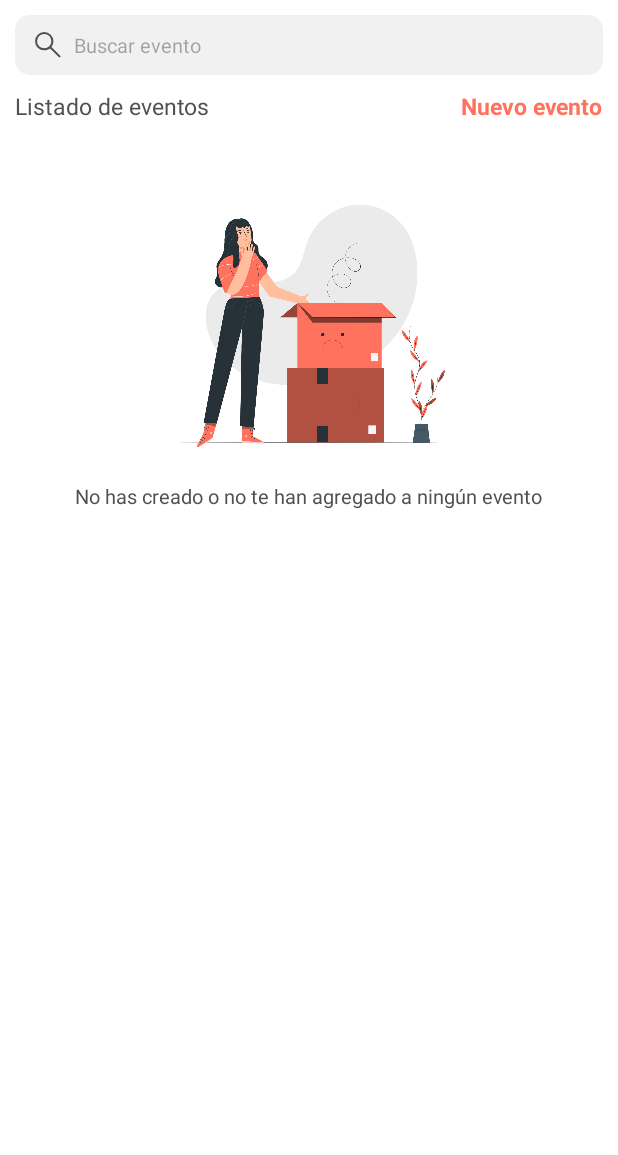
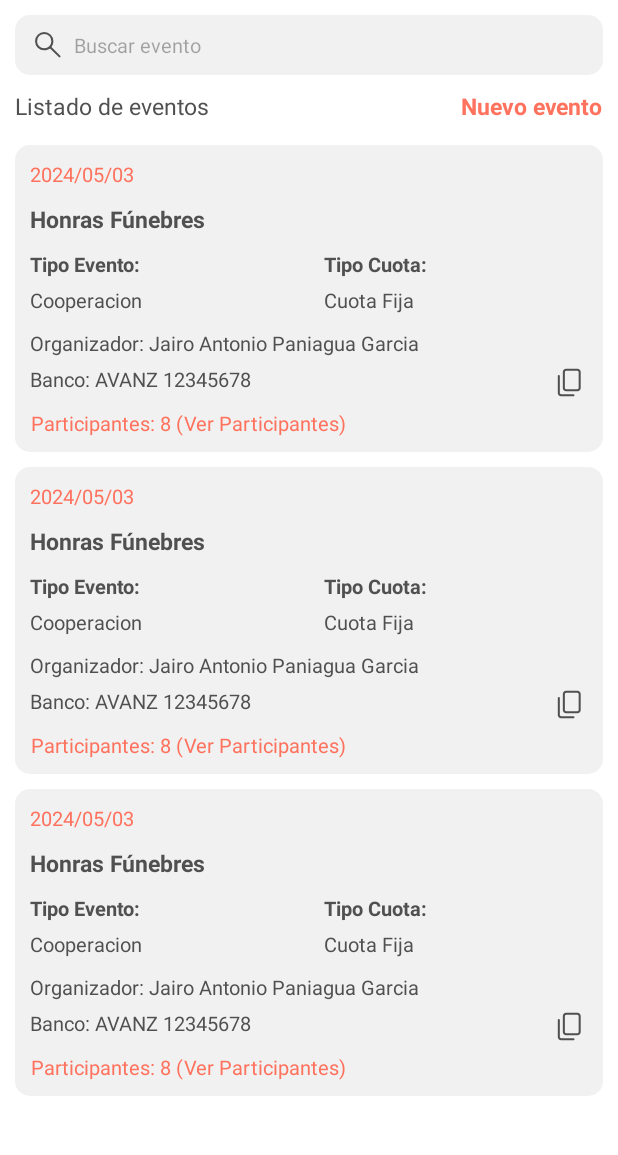
Before and after one commit to jey1322/Gastos-Compartidos, an Android app: the layout fragment_home.xml on its own in the app's theme, with its tools: preview values and no code run, on a phone screen of 412 x 824 dp, the part 71-1226 px from its top. Run offline under Robolectric (Android 15) with nearby library versions, the phone set to English and light mode, and no system bars.

Commit message:
mostramos la lista de eventos asociado

```diff
--- /dev/null
+++ b/GastosCompartidos/app/src/main/res/drawable/ic_copy.xml
@@ -0,0 +1,9 @@
+<vector xmlns:android="http://schemas.android.com/apk/res/android"
+    android:width="24dp"
+    android:height="24dp"
+    android:viewportWidth="960"
+    android:viewportHeight="960">
+  <path
+      android:fillColor="@color/text"
+      android:pathData="M375,698q-36.73,0 -61.36,-24.64Q289,648.73 289,612v-424q0,-36.72 24.64,-61.36Q338.27,102 375,102h304q36.72,0 61.36,24.64T765,188v424q0,36.73 -24.64,61.36Q715.72,698 679,698L375,698ZM375,644h304q12,0 22,-10t10,-22v-424q0,-12 -10,-22t-22,-10L375,156q-12,0 -22,10t-10,22v424q0,12 10,22t22,10ZM241,832q-36.73,0 -61.36,-24.64Q155,782.73 155,746v-451q0,-11 8,-19t19,-8q11,0 19,8t8,19v451q0,12 10,22t22,10h331q11,0 19,8t8,19q0,11 -8,19t-19,8L241,832ZM343,644v-488,488Z"/>
+</vector>
--- a/GastosCompartidos/app/src/main/res/layout/fragment_home.xml
+++ b/GastosCompartidos/app/src/main/res/layout/fragment_home.xml
@@ -90,15 +90,17 @@
         android:layout_width="match_parent"
         android:layout_height="wrap_content"
         android:id="@+id/rvEventos"
-        android:visibility="gone"
-        android:layout_marginTop="10dp"/>
+        android:visibility="visible"
+        tools:listitem="@layout/item_eventos"
+        android:layout_marginTop="5dp"
+        android:layout_marginBottom="5dp"/>
 
     <ImageView
         android:layout_width="match_parent"
         android:layout_height="200dp"
         android:src="@drawable/nodata"
         android:id="@+id/ivNoData"
-        android:visibility="visible"
+        android:visibility="gone"
         android:layout_marginTop="30dp"
         android:layout_marginHorizontal="10dp"/>
 
@@ -109,7 +111,7 @@
         android:textColor="@color/text"
         android:textSize="13dp"
         android:id="@+id/tvNoData"
-        android:visibility="visible"
+        android:visibility="gone"
         android:layout_marginTop="10dp"
         android:layout_marginHorizontal="10dp"
         android:layout_gravity="center_horizontal"/>
--- /dev/null
+++ b/GastosCompartidos/app/src/main/res/layout/item_eventos.xml
@@ -0,0 +1,167 @@
+<?xml version="1.0" encoding="utf-8"?>
+<LinearLayout xmlns:android="http://schemas.android.com/apk/res/android"
+    android:layout_width="match_parent"
+    xmlns:tools="http://schemas.android.com/tools"
+    xmlns:app="http://schemas.android.com/apk/res-auto"
+    android:orientation="vertical"
+    android:layout_marginTop="10dp"
+    android:layout_marginHorizontal="10dp"
+    android:background="@drawable/edittext"
+    android:layout_height="wrap_content">
+
+    <androidx.constraintlayout.widget.ConstraintLayout
+        android:layout_width="match_parent"
+        android:layout_height="wrap_content">
+
+        <TextView
+            android:layout_width="0dp"
+            android:layout_height="wrap_content"
+            tools:text="2024/05/03"
+            android:textColor="@color/Background"
+            android:id="@+id/tvFecha"
+            android:textSize="13dp"
+            app:layout_constraintStart_toStartOf="parent"
+            app:layout_constraintTop_toTopOf="parent"
+            app:layout_constraintEnd_toEndOf="parent"
+            android:layout_marginTop="10dp"
+            android:layout_marginHorizontal="10dp"/>
+
+        <TextView
+            android:layout_width="0dp"
+            android:layout_height="wrap_content"
+            tools:text="Honras Fúnebres"
+            android:textColor="@color/text"
+            android:textSize="15dp"
+            android:textStyle="bold"
+            android:id="@+id/tvEvento"
+            app:layout_constraintStart_toStartOf="parent"
+            app:layout_constraintTop_toBottomOf="@id/tvFecha"
+            app:layout_constraintEnd_toEndOf="parent"
+            android:layout_marginTop="10dp"
+            android:layout_marginHorizontal="10dp"/>
+
+        <androidx.constraintlayout.widget.Guideline
+            android:layout_width="wrap_content"
+            android:layout_height="wrap_content"
+            android:id="@+id/guideline"
+            android:orientation="vertical"
+            app:layout_constraintGuide_percent="0.5"/>
+
+        <TextView
+            android:layout_width="0dp"
+            android:layout_height="wrap_content"
+            android:text="Tipo Evento:"
+            android:textColor="@color/text"
+            android:textSize="13dp"
+            android:maxLines="1"
+            android:ellipsize="end"
+            android:textStyle="bold"
+            android:id="@+id/tvTipoEvento"
+            app:layout_constraintStart_toStartOf="parent"
+            app:layout_constraintEnd_toStartOf="@id/guideline"
+            android:layout_marginHorizontal="10dp"
+            android:layout_marginTop="10dp"
+            app:layout_constraintTop_toBottomOf="@id/tvEvento"/>
+
+        <TextView
+            android:layout_width="0dp"
+            android:layout_height="wrap_content"
+            tools:text="Cooperacion"
+            android:textColor="@color/text"
+            android:textSize="13dp"
+            android:maxLines="1"
+            android:ellipsize="end"
+            android:id="@+id/tvTipoEventoVal"
+            app:layout_constraintStart_toStartOf="parent"
+            app:layout_constraintEnd_toStartOf="@id/guideline"
+            app:layout_constraintTop_toBottomOf="@id/tvTipoEvento"
+            android:layout_marginHorizontal="10dp"
+            android:layout_marginTop="5dp"/>
+
+        <TextView
+            android:layout_width="0dp"
+            android:layout_height="wrap_content"
+            android:text="Tipo Cuota:"
+            android:textColor="@color/text"
+            android:textSize="13dp"
+            android:textStyle="bold"
+            android:maxLines="1"
+            android:ellipsize="end"
+            android:id="@+id/tvTipoCuota"
+            app:layout_constraintEnd_toEndOf="parent"
+            app:layout_constraintStart_toEndOf="@id/guideline"
+            android:layout_marginHorizontal="10dp"
+            android:layout_marginTop="10dp"
+            app:layout_constraintTop_toBottomOf="@id/tvEvento"/>
+
+        <TextView
+            android:layout_width="0dp"
+            android:layout_height="wrap_content"
+            tools:text="Cuota Fija"
+            android:textColor="@color/text"
+            android:textSize="13dp"
+            android:maxLines="1"
+            android:ellipsize="end"
+            android:id="@+id/tvTipoCuotaVal"
+            app:layout_constraintEnd_toEndOf="parent"
+            app:layout_constraintStart_toEndOf="@id/guideline"
+            app:layout_constraintTop_toBottomOf="@id/tvTipoCuota"
+            android:layout_marginHorizontal="10dp"
+            android:layout_marginTop="5dp"/>
+
+        <TextView
+            android:layout_width="0dp"
+            android:layout_height="wrap_content"
+            android:id="@+id/tvOrganizador"
+            tools:text="Organizador: Jairo Antonio Paniagua Garcia"
+            android:textColor="@color/text"
+            android:textSize="13dp"
+            android:maxLines="1"
+            android:ellipsize="end"
+            app:layout_constraintStart_toStartOf="parent"
+            app:layout_constraintEnd_toEndOf="parent"
+            app:layout_constraintTop_toBottomOf="@id/tvTipoCuotaVal"
+            android:layout_marginHorizontal="10dp"
+            android:layout_marginTop="10dp"/>
+
+        <TextView
+            android:layout_width="wrap_content"
+            android:layout_height="wrap_content"
+            android:id="@+id/tvCopy"
+            android:drawableStart="@drawable/ic_copy"
+            app:layout_constraintEnd_toEndOf="parent"
+            app:layout_constraintTop_toBottomOf="@id/tvOrganizador"
+            android:layout_marginTop="5dp"
+            android:layout_marginEnd="10dp"/>
+
+        <TextView
+            android:layout_width="0dp"
+            android:layout_height="wrap_content"
+            tools:text="Banco: AVANZ 12345678"
+            android:textColor="@color/text"
+            android:textSize="13dp"
+            android:id="@+id/tvBanco"
+            app:layout_constraintStart_toStartOf="parent"
+            app:layout_constraintEnd_toStartOf="@id/tvCopy"
+            app:layout_constraintTop_toBottomOf="@id/tvOrganizador"
+            android:layout_marginHorizontal="10dp"
+            android:layout_marginTop="5dp"/>
+
+        <TextView
+            android:layout_width="wrap_content"
+            android:layout_height="wrap_content"
+            android:text="Participantes: 8 (Ver Participantes)"
+            android:textColor="@color/Background"
+            android:textSize="13dp"
+            android:textAlignment="textEnd"
+            android:id="@+id/tvParticipantes"
+            app:layout_constraintStart_toStartOf="parent"
+            app:layout_constraintTop_toBottomOf="@id/tvCopy"
+            android:layout_marginHorizontal="10dp"
+            app:layout_constraintBottom_toBottomOf="parent"
+            android:layout_marginBottom="10dp"
+            android:layout_marginTop="5dp"/>
+
+    </androidx.constraintlayout.widget.ConstraintLayout>
+
+</LinearLayout>
--- a/GastosCompartidos/gradle/libs.versions.toml
+++ b/GastosCompartidos/gradle/libs.versions.toml
@@ -1,5 +1,5 @@
 [versions]
-agp = "8.3.2"
+agp = "8.4.0"
 firebaseAuth = "22.3.1"
 firebaseBom = "32.8.0"
 fragmentKtx = "1.6.2"
```
Also changed, not shown: GastosCompartidos/app/src/main/java/com/strainteam/gastoscompartidos/adapter/ItemEventos.kt (added, +56 -0 lines), GastosCompartidos/app/src/main/java/com/strainteam/gastoscompartidos/model/Eventos.kt (added, +23 -0 lines), GastosCompartidos/app/src/main/java/com/strainteam/gastoscompartidos/view/home/fragments/HomeFragment.kt (+8 -0 lines), GastosCompartidos/app/src/main/java/com/strainteam/gastoscompartidos/viewmodel/home/fragments/HomeFragViewModel.kt (+28 -2 lines), GastosCompartidos/gradle/wrapper/gradle-wrapper.properties.
